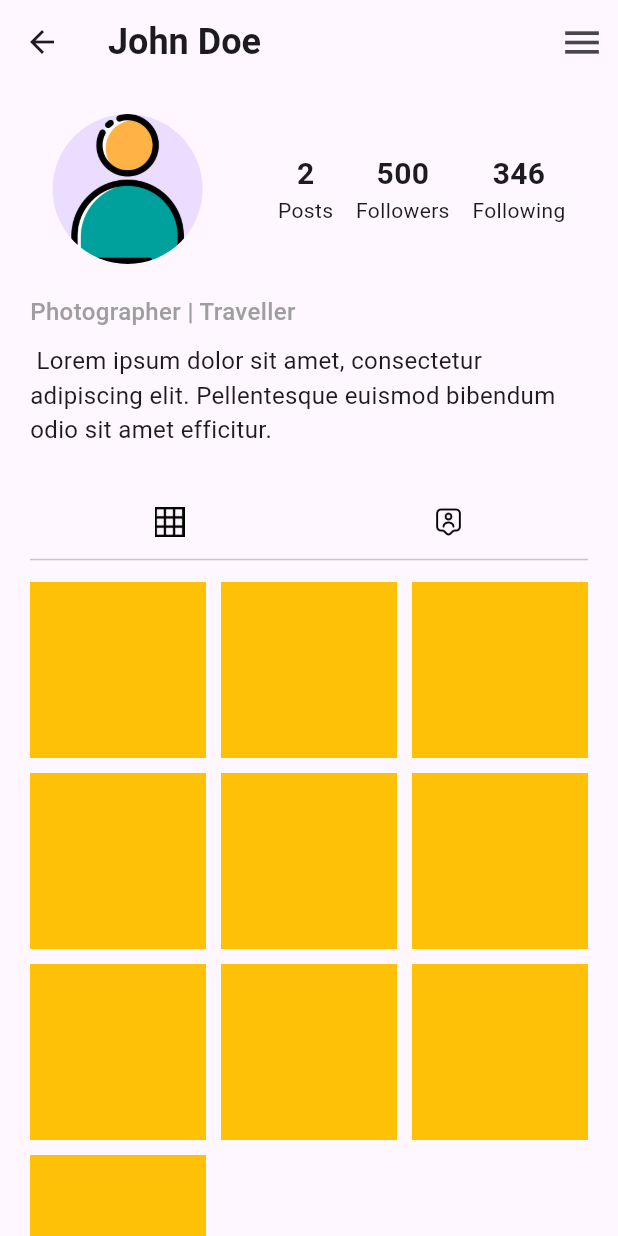
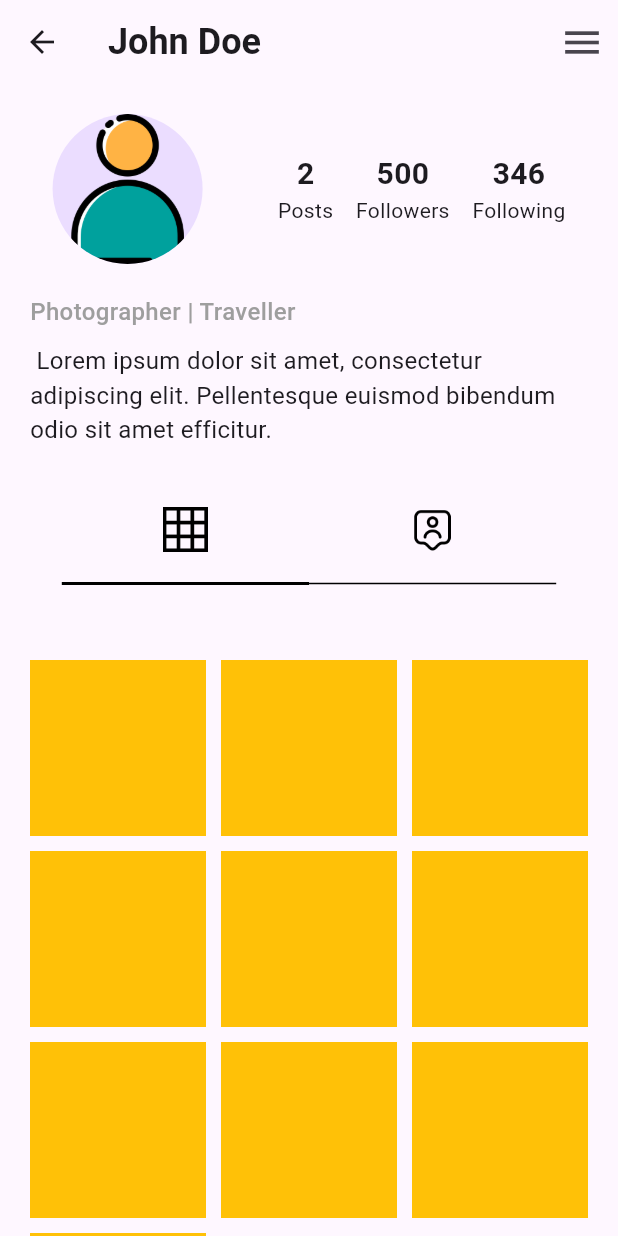
Before and after one commit to suman-somu/ig_clone_frontend, a Flutter app: the ProfilePage screen opened directly, on a phone screen of 412 x 824 dp. Run offline on Flutter 3.47's test engine with Material 2 defaults, Android fonts, the phone set to English and light mode, and no system bars.

Commit message:
profile page UI update

```diff
--- a/lib/screens/profilepage.dart
+++ b/lib/screens/profilepage.dart
@@ -1,11 +1,19 @@
 import 'package:flutter/material.dart';
 import 'package:instgram_clone/screens/settings.dart';
 
-class ProfilePage extends StatelessWidget {
+class ProfilePage extends StatefulWidget {
   const ProfilePage({super.key});
 
   @override
+  State<ProfilePage> createState() => _ProfilePageState();
+}
+
+class _ProfilePageState extends State<ProfilePage> {
+  @override
   Widget build(BuildContext context) {
+    int selectedImageIndex = 0;
+
+    var itemCount = 10;
     return Scaffold(
       appBar: AppBar(
         title: const Text(
@@ -20,14 +28,18 @@ class ProfilePage extends StatelessWidget {
             icon: const Icon(Icons.menu),
             iconSize: 30,
             onPressed: () {
-              Navigator.push(context, MaterialPageRoute(builder: (context)=>const SettingsPage()));
+              Navigator.push(
+                  context,
+                  MaterialPageRoute(
+                      builder: (context) => const SettingsPage()));
             },
           ),
         ],
       ),
       body: SingleChildScrollView(
         child: Padding(
-          padding: const EdgeInsets.only(left: 20, right: 20, top: 20, bottom: 40),
+          padding:
+              const EdgeInsets.only(left: 20, right: 20, top: 20, bottom: 40),
           child: Column(
             crossAxisAlignment: CrossAxisAlignment.stretch,
             children: [
@@ -106,27 +118,75 @@ class ProfilePage extends StatelessWidget {
                     height: 40,
                   ),
                   Row(
-                    mainAxisAlignment: MainAxisAlignment.spaceAround,
+                    mainAxisAlignment: MainAxisAlignment.center,
                     children: [
-                      SizedBox(
-                          height: 20,
-                          child:
-                              Image.asset('assets/images/postsinprofile.png')),
-                      SizedBox(
-                          height: 20,
-                          child: Image.asset('assets/images/taggedposts.png')),
+                      GestureDetector(
+                        onTap: () {
+                          setState(() {
+                            selectedImageIndex = 0;
+                            itemCount = 9;
+                            print("$selectedImageIndex   $itemCount");
+                          });
+                        },
+                        child: Column(
+                          children: [
+                            SizedBox(
+                              height: 30,
+                              child: Image.asset(
+                                  'assets/images/postsinprofile.png'),
+                            ),
+                            const SizedBox(
+                              height: 20,
+                            ),
+                            Container(
+                              width: MediaQuery.sizeOf(context).width * 0.4,
+                              height: (selectedImageIndex == 0) ? 2 : 1,
+                              color: Colors.black,
+                            ),
+                          ],
+                        ),
+                      ),
+                      GestureDetector(
+                        onTap: () {
+                          setState(() {
+                            selectedImageIndex = 1;
+                            itemCount = 11;
+                            print("$selectedImageIndex   $itemCount");
+                          });
+                        },
+                        child: Column(
+                          children: [
+                            SizedBox(
+                              height: 30,
+                              child:
+                                  Image.asset('assets/images/taggedposts.png'),
+                            ),
+                            const SizedBox(
+                              height: 20,
+                            ),
+                            Container(
+                              width: MediaQuery.sizeOf(context).width * 0.4,
+                              height: (selectedImageIndex == 1) ? 2 : 1,
+                              color: Colors.black,
+                            ),
+                          ],
+                        ),
+                      ),
                     ],
                   ),
-                  const Divider(height: 30,),
+                  const SizedBox(
+                    height: 50,
+                  ),
                   GridView.builder(
                     shrinkWrap: true,
                     physics: const NeverScrollableScrollPhysics(),
-                    gridDelegate: const SliverGridDelegateWithFixedCrossAxisCount(
+                    gridDelegate:
+                        const SliverGridDelegateWithFixedCrossAxisCount(
                       crossAxisCount: 3,
                       mainAxisSpacing: 10,
                       crossAxisSpacing: 10,
                     ),
-                    itemCount: 10,
+                    itemCount: itemCount,
                     itemBuilder: (context, index) {
                       return Container(
                         color: Colors.amber,
```
